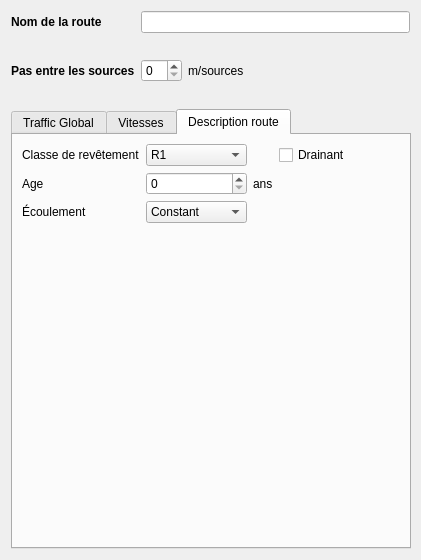
First picture: the form in Tympan/GraphicIHM/DataManagerIHM/TYRouteWidget.ui, repository Jiunixo/test_mig2, before the edit.
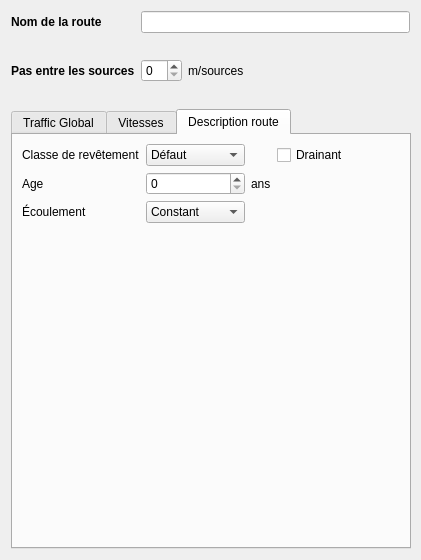
Second picture: the form after the edit. The open tabs and pages were chosen to show the change.

Commit message:
[TYRouteWidget] Handle the road surface type in the GUI
related to #1507362

Diff of the .ui file:
```diff
--- a/Tympan/GraphicIHM/DataManagerIHM/TYRouteWidget.ui
+++ b/Tympan/GraphicIHM/DataManagerIHM/TYRouteWidget.ui
@@ -605,6 +605,11 @@
        </item>
        <item row="0" column="1">
         <widget class="QComboBox" name="route_classe_revetement">
+         <item>
+          <property name="text">
+           <string>Défaut</string>
+          </property>
+         </item>
          <item>
           <property name="text">
            <string>R1</string>
@@ -620,11 +625,6 @@
            <string>R3</string>
           </property>
          </item>
-         <item>
-          <property name="text">
-           <string>personnalisé</string>
-          </property>
-         </item>
         </widget>
        </item>
        <item row="1" column="2">
```
The commit also changes 2 other files.
